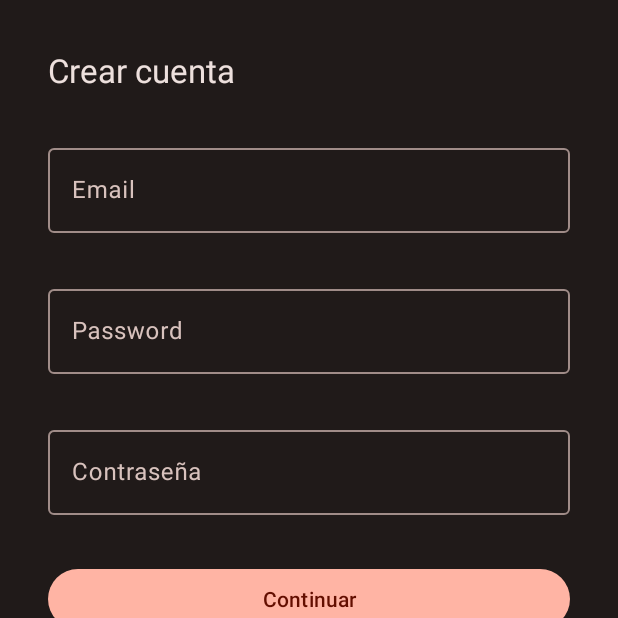
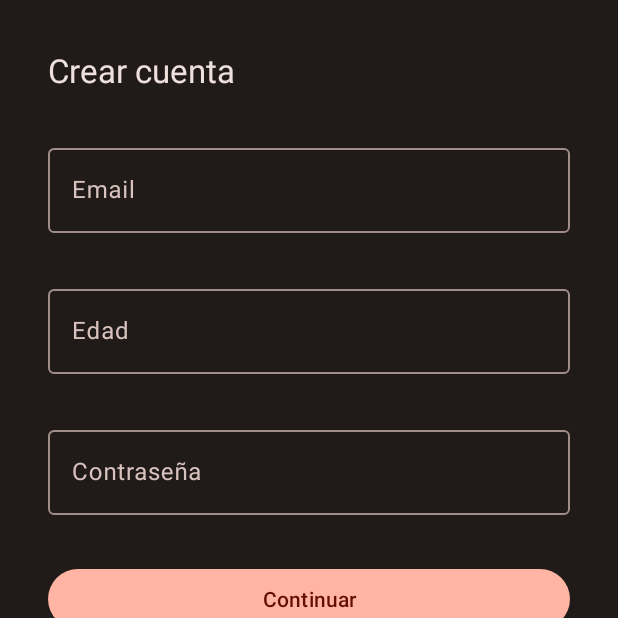
Before and after one commit to martamagui/UtadOnline_PMDM_UD5-FreeToPlayList, an Android app: the SignUpFragment screen opened through its navigation route, on a phone screen of 412 x 824 dp, the top half of it. Run offline under Robolectric (Android 15) with nearby library versions, the phone set to English and light mode, and no system bars; our stand-ins replace Firebase (no records; nobody signed in at launch, a user with empty details on screens opened directly); network calls fail; 2 statements that could not run were skipped.

Commit message:
SignUp logic

```diff
--- a/app/src/main/res/layout/fragment_sign_up.xml
+++ b/app/src/main/res/layout/fragment_sign_up.xml
@@ -37,24 +37,6 @@
     </com.google.android.material.textfield.TextInputLayout>
 
     <com.google.android.material.textfield.TextInputLayout
-        android:id="@+id/til_sign_up_password"
-        android:layout_width="0dp"
-        android:layout_height="wrap_content"
-        android:layout_marginTop="32dp"
-        app:layout_constraintEnd_toEndOf="@+id/til_sign_up_age"
-        app:layout_constraintStart_toStartOf="@+id/til_sign_up_age"
-        app:layout_constraintTop_toBottomOf="@+id/til_sign_up_age"
-        app:passwordToggleDrawable="@drawable/ic_visibility">
-
-        <com.google.android.material.textfield.TextInputEditText
-            android:id="@+id/et_sign_up_password"
-            android:layout_width="match_parent"
-            android:layout_height="wrap_content"
-            android:hint="@string/sign_up_password_hint"
-            android:inputType="textPassword" />
-    </com.google.android.material.textfield.TextInputLayout>
-
-    <com.google.android.material.textfield.TextInputLayout
         android:id="@+id/til_sign_up_age"
         android:layout_width="0dp"
         android:layout_height="wrap_content"
@@ -71,6 +53,25 @@
             android:inputType="number" />
     </com.google.android.material.textfield.TextInputLayout>
 
+    <com.google.android.material.textfield.TextInputLayout
+        android:id="@+id/til_sign_up_password"
+        android:layout_width="0dp"
+        android:layout_height="wrap_content"
+        android:layout_marginTop="32dp"
+        app:layout_constraintEnd_toEndOf="@+id/til_sign_up_age"
+        app:layout_constraintStart_toStartOf="@+id/til_sign_up_age"
+        app:layout_constraintTop_toBottomOf="@+id/til_sign_up_age"
+        app:passwordToggleDrawable="@drawable/ic_visibility">
+
+        <com.google.android.material.textfield.TextInputEditText
+            android:id="@+id/et_sign_up_password"
+            android:layout_width="match_parent"
+            android:layout_height="wrap_content"
+            android:hint="@string/sign_up_password_hint"
+
+            android:inputType="textPassword" />
+    </com.google.android.material.textfield.TextInputLayout>
+
     <Button
         android:id="@+id/btn_login"
         android:layout_width="0dp"
--- a/app/src/main/res/values/strings.xml
+++ b/app/src/main/res/values/strings.xml
@@ -13,8 +13,11 @@
     <string name="sign_up_email_hint">Email</string>
     <string name="sign_up_name_hint">Nombre</string>
     <string name="sign_up_password_hint">Contraseña</string>
-    <string name="sign_up_age_hint">Password</string>
+    <string name="sign_up_age_hint">Edad</string>
     <string name="sign_up_button">Continuar</string>
+    <string name="sign_up_error_dialog_button">Okay</string>
+    <string name="sign_up_error_firebase_message">Por favor, rellena todos los datos.</string>
+    <string name="sign_up_success_firebase_message">¡Ya estás registrado!</string>
 
     <string name="home_categories_title">Categorías</string>
     <string name="home_category_mmorpg">mmorpg</string>
@@ -27,4 +30,7 @@
     <string name="home_category_sandbox">sandbox</string>
 
 
+
+
+
 </resources>
```
Also changed, not shown: app/src/main/java/com/utad/freetoplaywishlist/ui/fragment/LoginFragment.kt (+6 -5 lines), app/src/main/java/com/utad/freetoplaywishlist/ui/fragment/SignUpFragment.kt (+43 -8 lines).
